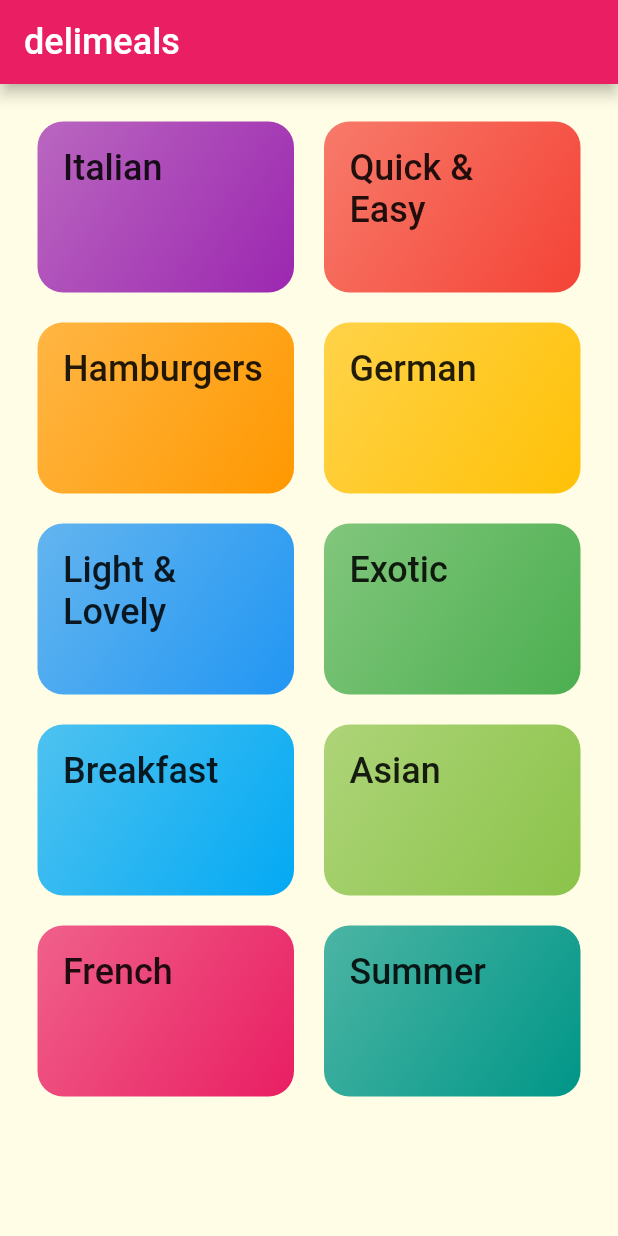
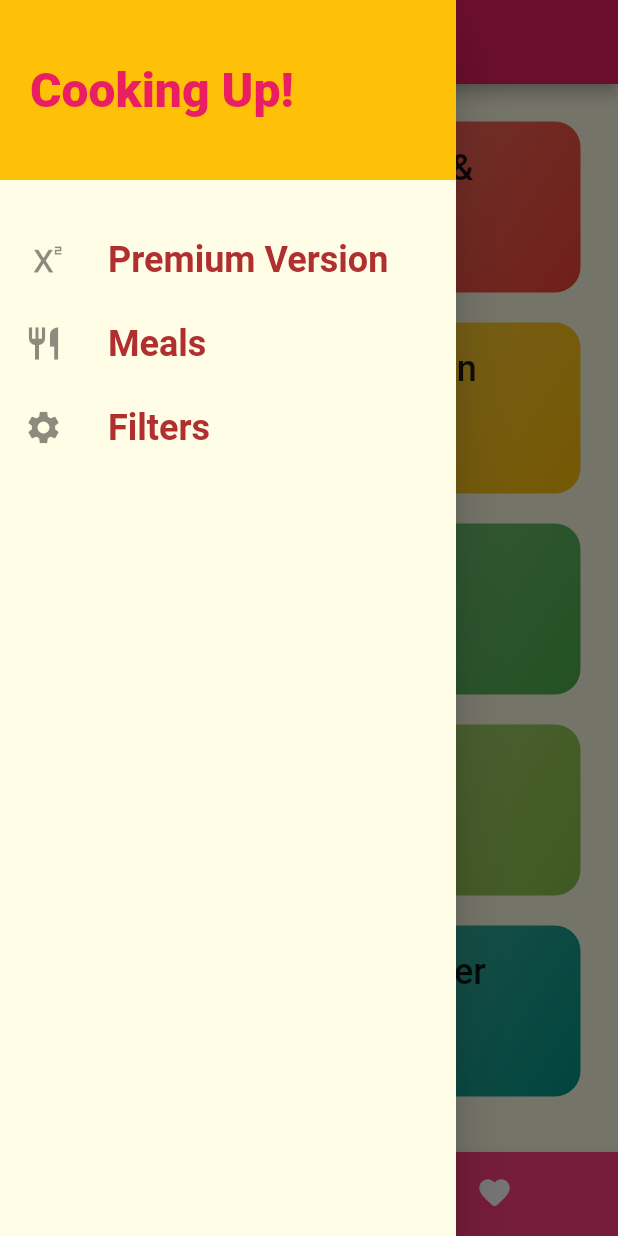
Before and after one commit to MR-Sambit/meals_app, a Flutter app: the screen it shows after launch, with the side drawer open (before the commit the screen has no drawer), on a phone screen of 412 x 824 dp. Run offline on Flutter 3.47's test engine with Material 2 defaults, Android fonts, the phone set to English and light mode, and no system bars; Roboto replaces fonts that are missing (Raleway, RobotoCondensed, Robotocondensed).

Commit message:
final commit

```diff
--- /dev/null
+++ b/lib/Screens/Premium_screen.dart
@@ -0,0 +1,14 @@
+import 'package:flutter/material.dart';
+class Premium extends StatelessWidget {
+  static const routeName = '/Pre';
+
+  @override
+  Widget build(BuildContext context) {
+    return Scaffold(
+      appBar: AppBar(title: Text('Only for PREMIUM Users'),),
+      body: Container(
+        child: Center(child: Text('Coming In Next Update...'),),
+      ),
+    );
+  }
+}
--- /dev/null
+++ b/lib/Screens/catagories_screen.dart
@@ -0,0 +1,25 @@
+import 'package:flutter/material.dart';
+import '../widgets/categories_item.dart';
+import '../dummy_data (1).dart';
+
+class Screen extends StatelessWidget {
+  @override
+  Widget build(BuildContext context) {
+    return GridView(
+      padding: EdgeInsets.all(25),
+      children: DUMMY_CATEGORIES
+          .map((catdata) => CategoryItem(
+                id: catdata.id,
+                title: catdata.title,
+                color: catdata.color,
+              ))
+          .toList(),
+      gridDelegate: SliverGridDelegateWithMaxCrossAxisExtent(
+        maxCrossAxisExtent: 250,
+        childAspectRatio: 3 / 2,
+        mainAxisSpacing: 20,
+        crossAxisSpacing: 20,
+      ),
+    );
+  }
+}
--- /dev/null
+++ b/lib/Screens/filters_screen.dart
@@ -0,0 +1,19 @@
+import 'package:flutter/material.dart';
+import 'package:flutter_complete_guide/widgets/main_drawer.dart';
+
+class Filter extends StatelessWidget {
+  static const routeName = '/filters';
+
+  @override
+  Widget build(BuildContext context) {
+    return Scaffold(
+      appBar: AppBar(
+        title: Text('Filters'),
+      ),
+      drawer: Maindrawer(),
+      body: Center(
+        child: Text('Filters'),
+      ),
+    );
+  }
+}
--- /dev/null
+++ b/lib/Screens/tab_Screen.dart
@@ -0,0 +1,55 @@
+import 'package:flutter/material.dart';
+import 'package:flutter_complete_guide/widgets/main_drawer.dart';
+import './catagories_screen.dart';
+import './favourite_Screen.dart';
+
+class tabScreen extends StatefulWidget {
+  @override
+  State<tabScreen> createState() => _tabScreenState();
+}
+
+class _tabScreenState extends State<tabScreen> {
+  final List<Map<String, Object>> pages = [
+    {'page': Screen(), 'title': 'Categories'},
+    {'page': FavouriteScreen(), 'title': 'Your Favourite'},
+  ];
+  int selectedpageindex = 0;
+  void Selectpage(int index) {
+    setState(() {
+      selectedpageindex = index;
+    });
+  }
+
+  @override
+  Widget build(BuildContext context) {
+    return DefaultTabController(
+        initialIndex: 0,
+        length: 2,
+        child: Scaffold(
+          appBar: AppBar(
+            title: Text(pages[selectedpageindex]['title']),
+          ),
+          drawer: Maindrawer(),
+          body: pages[selectedpageindex]['page'],
+          bottomNavigationBar: BottomNavigationBar(
+            onTap: Selectpage,
+            backgroundColor: Theme.of(context).primaryColorLight,
+            unselectedItemColor: Colors.white,
+            selectedItemColor: Theme.of(context).accentColor,
+            currentIndex: selectedpageindex,
+            type: BottomNavigationBarType.shifting,
+            items: [
+              BottomNavigationBarItem(
+                backgroundColor: Colors.pinkAccent,
+                icon: Icon(Icons.category_sharp),
+                title: Text('Categories'),
+              ),
+              BottomNavigationBarItem(
+                icon: Icon(Icons.favorite_rounded),
+                title: Text('Favourites'),
+              )
+            ],
+          ),
+        ));
+  }
+}
--- a/lib/catagories_screen.dart
+++ /dev/null
@@ -1,28 +0,0 @@
-import 'package:flutter/material.dart';
-import './categories_item.dart';
-import './dummy_data (1).dart';
-class Screen extends StatelessWidget {
-  @override
-  Widget build(BuildContext context) {
-    return Scaffold(
-        appBar: AppBar(
-          title: Text('delimeals'),
-        ),
-        body: GridView(
-          padding: EdgeInsets.all(25),
-          children: DUMMY_CATEGORIES
-              .map((catdata) => CategoryItem(
-                    id: catdata.id,
-                    title: catdata.title,
-                    color: catdata.color,
-                  ))
-              .toList(),
-          gridDelegate: SliverGridDelegateWithMaxCrossAxisExtent(
-            maxCrossAxisExtent: 250,
-            childAspectRatio: 3/2,
-            mainAxisSpacing: 20,
-            crossAxisSpacing: 20,
-          ),
-        ));
-  }
-}
--- a/lib/main.dart
+++ b/lib/main.dart
@@ -1,6 +1,9 @@
 import 'package:flutter/material.dart';
-import 'package:flutter_complete_guide/categorie_meals_screen.dart';
-import './catagories_screen.dart';
+import 'package:flutter_complete_guide/Screens/categorie_meals_screen.dart';
+import 'package:flutter_complete_guide/Screens/filters_screen.dart';
+import 'package:flutter_complete_guide/Screens/meals_details_screen.dart';
+import 'package:flutter_complete_guide/Screens/tab_Screen.dart';
+import 'Screens/catagories_screen.dart';
 
 void main() => runApp(MyApp());
 
@@ -9,6 +12,7 @@ class MyApp extends StatelessWidget {
   Widget build(BuildContext context) {
     return MaterialApp(
       title: 'DeliMeals',
+
       theme: ThemeData(
         primarySwatch: Colors.pink,
         accentColor: Colors.amber,
@@ -24,8 +28,18 @@ class MyApp extends StatelessWidget {
       ),
       // home: Screen(),
       routes: {
-        '/': (context) => Screen(),
+        '/': (context) => tabScreen(),
         CategorymealsScreen.routename: (context) => CategorymealsScreen(),
+        MealsDetails.routeName: (context) => MealsDetails(),
+        Filter.routeName:(context)=>Filter(),
+      },
+      //Returns to home page if any clicks that are not registared in namedRoute.
+      onGenerateRoute: (settings) {
+        print(settings.arguments);
+        return MaterialPageRoute(builder: (context) => Screen());
+      },
+      onUnknownRoute: (settings) {
+        return MaterialPageRoute(builder: (context) => Screen());
       },
     );
   }
--- a/lib/categories_item.dart
+++ b/lib/widgets/categories_item.dart
@@ -1,5 +1,5 @@
 import 'package:flutter/material.dart';
-import './categorie_meals_screen.dart';
+import '../Screens/categorie_meals_screen.dart';
 
 class CategoryItem extends StatelessWidget {
   final String id;
--- /dev/null
+++ b/lib/widgets/main_drawer.dart
@@ -0,0 +1,97 @@
+import 'package:flutter/material.dart';
+import 'package:flutter/painting.dart';
+import 'package:flutter_complete_guide/Screens/Premium_screen.dart';
+import 'package:flutter_complete_guide/Screens/filters_screen.dart';
+
+class Maindrawer extends StatelessWidget {
+  Widget buildListTile(String title, IconData icon, Function tapHandler) {
+    return ListTile(
+      leading: Icon(
+        icon,
+        size: 26,
+      ),
+      title: Text(
+        title,
+        style: TextStyle(
+          fontFamily: 'RobotoCondensed',
+          fontSize: 24,
+          fontWeight: FontWeight.bold,
+        ),
+      ),
+      onTap: tapHandler,
+    );
+  }
+
+  @override
+  Widget build(BuildContext context) {
+    return Drawer(
+      child: Column(
+        children: [
+          Container(
+            height: 120,
+            width: double.infinity,
+            padding: EdgeInsets.all(20),
+            alignment: Alignment.centerLeft,
+            color: Theme.of(context).accentColor,
+            child: Text(
+              'Cooking Up! ',
+              style: TextStyle(
+                fontWeight: FontWeight.w900,
+                color: Theme.of(context).primaryColor,
+                fontSize: 32,
+              ),
+            ),
+          ),
+          SizedBox(
+            height: 25,
+          ),
+          buildListTile('Premium Version', Icons.superscript_sharp, () {
+            Navigator.of(context).pushReplacementNamed(Premium.routeName);
+          }),
+          buildListTile('Meals', Icons.restaurant, () {
+            Navigator.of(context).pushReplacementNamed('/');
+          }),
+
+          buildListTile('Filters', Icons.settings, () {
+            Navigator.of(context).pushReplacementNamed(Filter.routeName);
+          }),
+
+          // ListTile(
+          //   leading: Icon(
+          //     Icons.restaurant,
+          //     size: 26,
+          //   ),
+          //   title: Text(
+          //     'Meals',
+          //     style: TextStyle(
+          //       fontFamily: 'RobotoCondensed',
+          //       fontSize: 24,
+          //       fontWeight: FontWeight.bold,
+          //     ),
+          //   ),
+          //   onTap: () {
+          //     //...
+          //   },
+
+          // ListTile(
+          //   leading: Icon(
+          //     Icons.settings,
+          //     size: 26,
+          //   ),
+          //   title: Text(
+          //     'Filters',
+          //     style: TextStyle(
+          //       fontFamily: 'RobotoCondensed',
+          //       fontSize: 24,
+          //       fontWeight: FontWeight.bold,
+          //     ),
+          //   ),
+          //   onTap: () {
+          //     //...
+          //   },
+          // ),
+        ],
+      ),
+    );
+  }
+}
```
Also changed, not shown: lib/Screens/categorie_meals_screen.dart (added, +37 -0 lines), lib/Screens/favourite_Screen.dart (added, +10 -0 lines), lib/Screens/meals_details_screen.dart (added, +110 -0 lines), lib/categorie_meals_screen.dart (deleted, +0 -25 lines), lib/widgets/meal_item.dart (added, +150 -0 lines).
